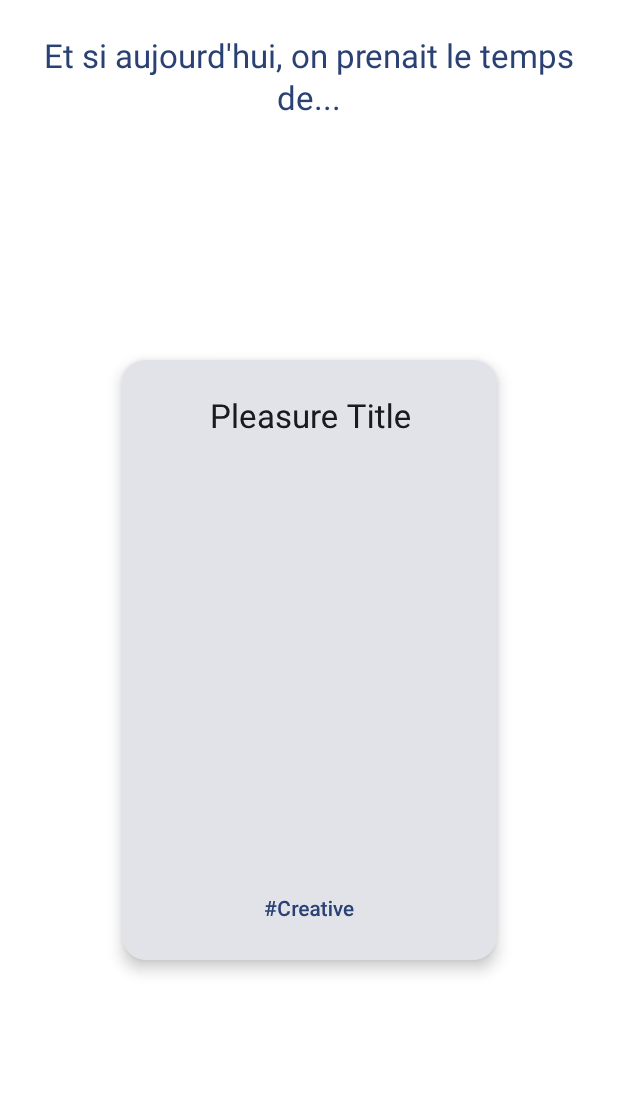
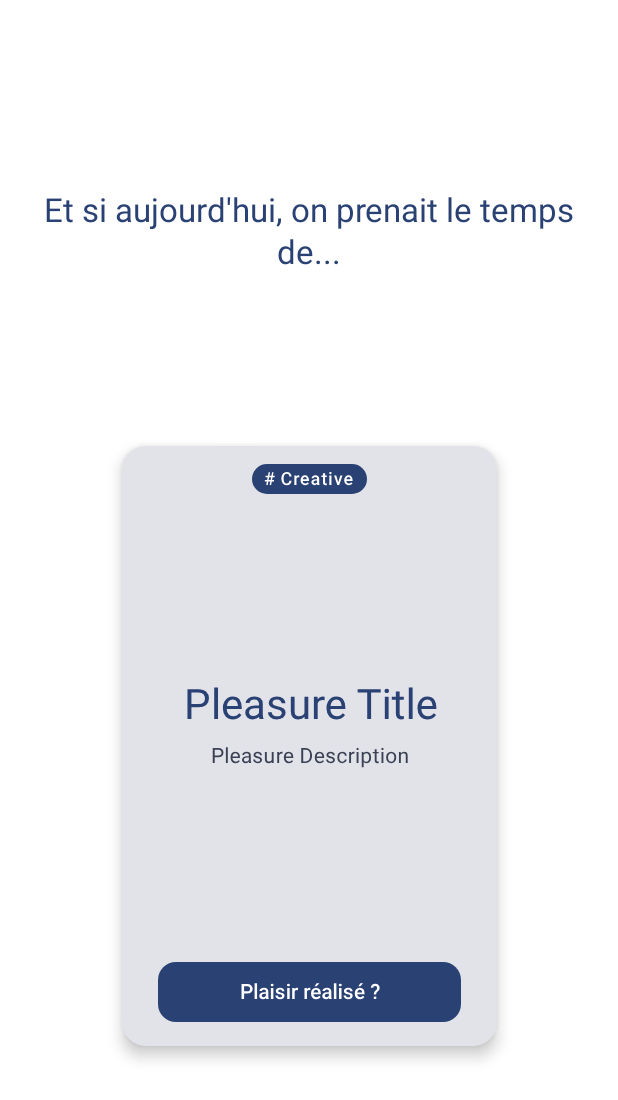
Before and after one commit to xNarCiik/Daily-Joy, an Android app built with Jetpack Compose: the @Preview function DailyPleasureContentPreview, on a phone screen of 412 x 824 dp. Shown: the top 1100 px of the screen. Run offline under Robolectric (Android 15) with nearby library versions, the phone set to English and light mode, and no system bars; libraries missing offline, so code that uses them is left out: androidx.hilt.lifecycle.

Commit message:
Update Daily Pleasure Card Content

```diff
--- a/app/src/main/java/com/dms/dailyjoy/ui/component/DailyPleasureCard.kt
+++ b/app/src/main/java/com/dms/dailyjoy/ui/component/DailyPleasureCard.kt
@@ -7,10 +7,12 @@ import androidx.compose.foundation.layout.Box
 import androidx.compose.foundation.layout.Column
 import androidx.compose.foundation.layout.Spacer
 import androidx.compose.foundation.layout.fillMaxSize
+import androidx.compose.foundation.layout.fillMaxWidth
 import androidx.compose.foundation.layout.height
 import androidx.compose.foundation.layout.padding
 import androidx.compose.foundation.layout.width
 import androidx.compose.foundation.shape.RoundedCornerShape
+import androidx.compose.material3.Button
 import androidx.compose.material3.Card
 import androidx.compose.material3.CardDefaults
 import androidx.compose.material3.ExperimentalMaterial3Api
@@ -20,7 +22,6 @@ import androidx.compose.runtime.Composable
 import androidx.compose.runtime.getValue
 import androidx.compose.ui.Alignment
 import androidx.compose.ui.Modifier
-import androidx.compose.ui.graphics.Color
 import androidx.compose.ui.graphics.graphicsLayer
 import androidx.compose.ui.text.style.TextAlign
 import androidx.compose.ui.tooling.preview.Preview
@@ -44,12 +45,10 @@ fun DailyPleasureCard(
         label = "rotationAnimation"
     )
 
-    Box(modifier = modifier.fillMaxSize()) {
     Card(
-            modifier = Modifier
+        modifier = modifier
             .width(250.dp)
             .height(400.dp)
-                .align(alignment = Alignment.Center)
             .graphicsLayer {
                 rotationY = rotation
                 cameraDistance = 8 * density // Perspective 3D
@@ -70,14 +69,13 @@ fun DailyPleasureCard(
         }
     }
 }
-}
 
 @Composable
 private fun BackCardContent(modifier: Modifier = Modifier) {
     Box(
         modifier = modifier
             .fillMaxSize()
-            .background(color = Color.Yellow)
+            .background(color = MaterialTheme.colorScheme.primary)
     ) {
 
     }
@@ -88,22 +86,57 @@ private fun DailyPleasureCardContent(modifier: Modifier = Modifier, pleasure: Pl
     Column(
         modifier = modifier
             .fillMaxSize()
-            .padding(all = 24.dp),
+            .padding(vertical = 12.dp, horizontal = 24.dp),
         horizontalAlignment = Alignment.CenterHorizontally
     ) {
+        Box(
+            modifier = Modifier
+                .background(
+                    color = MaterialTheme.colorScheme.primary,
+                    shape = RoundedCornerShape(size = 12.dp)
+                )
+                .padding(horizontal = 8.dp, vertical = 2.dp)
+        ) {
+            Text(
+                text = "# ${
+                    pleasure.category.name.lowercase().replaceFirstChar { it.uppercase() }
+                }",
+                style = MaterialTheme.typography.labelMedium,
+                color = MaterialTheme.colorScheme.onPrimary
+            )
+        }
+
+        Spacer(Modifier.weight(1f))
+
         Text(
             text = pleasure.title,
-            style = MaterialTheme.typography.titleLarge,
+            style = MaterialTheme.typography.headlineMedium,
+            color = MaterialTheme.colorScheme.primary,
+            textAlign = TextAlign.Center
+        )
+
+        Spacer(Modifier.height(6.dp))
+
+        Text(
+            text = pleasure.description,
+            style = MaterialTheme.typography.bodyMedium,
+            color = MaterialTheme.colorScheme.secondary,
             textAlign = TextAlign.Center
         )
 
         Spacer(Modifier.weight(1f))
 
+        Button(
+            modifier = Modifier.fillMaxWidth(),
+            shape = RoundedCornerShape(size = 12.dp),
+            onClick = { }
+        ) {
             Text(
-            text = "#${pleasure.category.name.lowercase().replaceFirstChar { it.uppercase() }}",
-            style = MaterialTheme.typography.labelLarge,
-            color = MaterialTheme.colorScheme.primary
+                text = "Plaisir réalisé ?",
+                style = MaterialTheme.typography.titleSmall,
+                textAlign = TextAlign.Center
             )
+        }
     }
 }
 
--- a/app/src/main/java/com/dms/dailyjoy/ui/dailypleasure/DailyPleasureScreen.kt
+++ b/app/src/main/java/com/dms/dailyjoy/ui/dailypleasure/DailyPleasureScreen.kt
@@ -52,7 +52,7 @@ private fun DailyPleasureContent(
     Box(
         modifier = Modifier
             .fillMaxSize()
-            .padding(24.dp)
+            .padding(vertical = 12.dp, horizontal = 24.dp)
     ) {
         Column(
             modifier = Modifier.fillMaxSize(),
```
Lines whose indentation alone changed are shown as unchanged.
